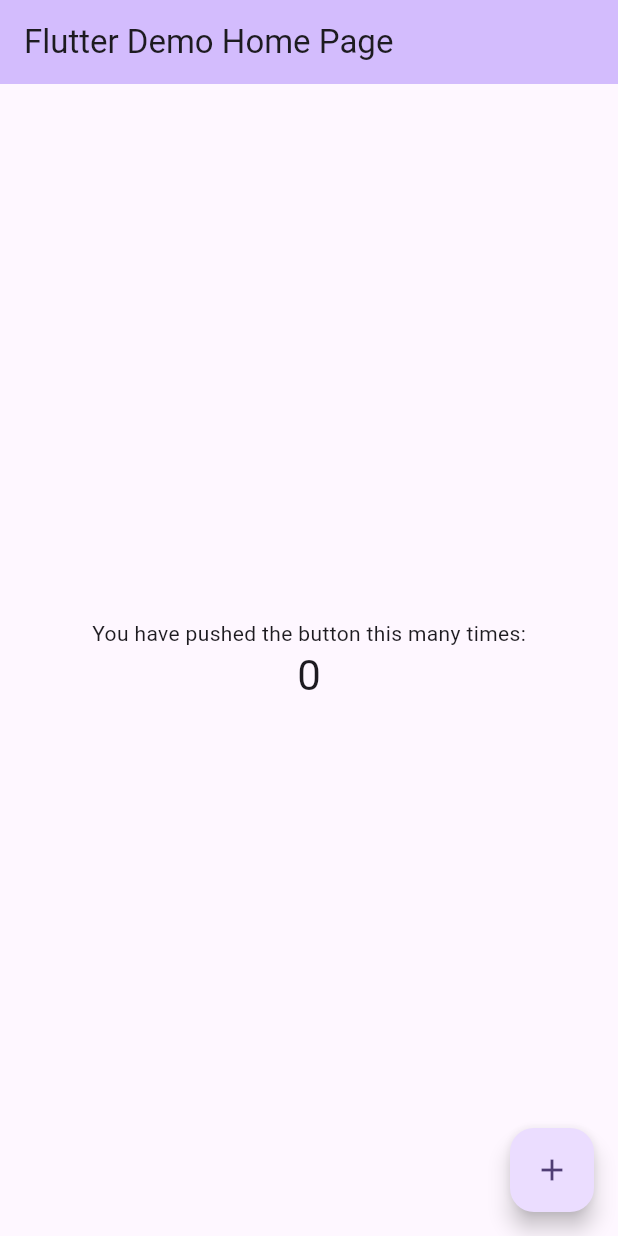
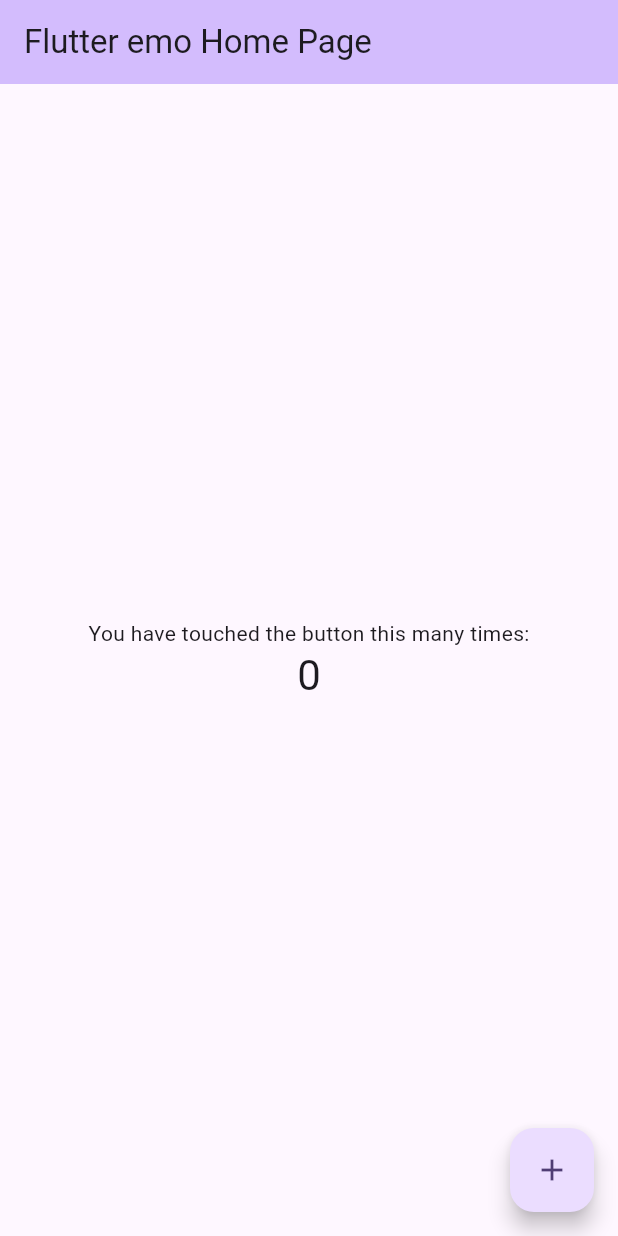
Before and after one commit to Jmurr2525/Flutter_prac, a Flutter app: the screen it shows after launch, on a phone screen of 412 x 824 dp. Run offline on Flutter 3.47's test engine with Material 2 defaults, Android fonts, the phone set to English and light mode, and no system bars.

Commit message:
Changing home page

```diff
--- a/hello_world/lib/main.dart
+++ b/hello_world/lib/main.dart
@@ -31,7 +31,7 @@ class MyApp extends StatelessWidget {
         colorScheme: ColorScheme.fromSeed(seedColor: Colors.deepPurple),
         useMaterial3: true,
       ),
-      home: const MyHomePage(title: 'Flutter Demo Home Page'),
+      home: const MyHomePage(title: 'Flutter emo Home Page'),
     );
   }
 }
@@ -106,7 +106,7 @@ class _MyHomePageState extends State<MyHomePage> {
           mainAxisAlignment: MainAxisAlignment.center,
           children: <Widget>[
             const Text(
-              'You have pushed the button this many times:',
+              'You have touched the button this many times:',
             ),
             Text(
               '$_counter',
```
